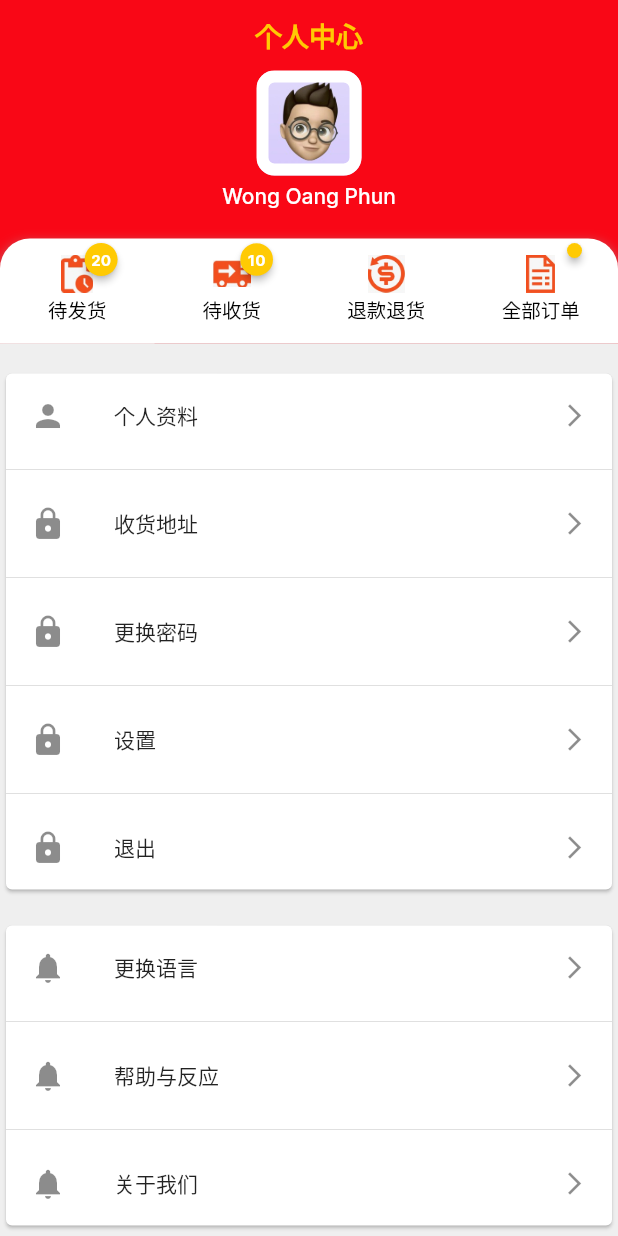
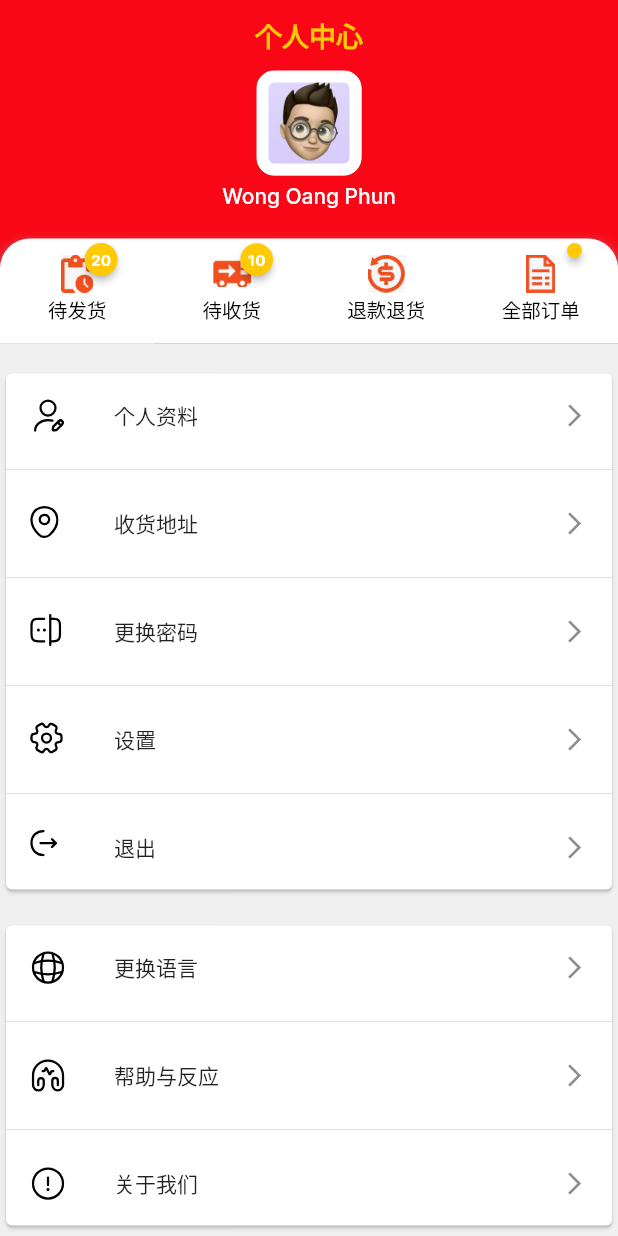
Before and after one commit to suchiyap/flutter, a Flutter app: the Profile screen opened by its route, on a phone screen of 412 x 824 dp. Run offline on Flutter 3.47's test engine with Material 2 defaults, Android fonts, the phone set to English and light mode, and no system bars; drawn by our look-alikes of badges; our stand-ins replace carousel_slider, flutter_svg, go_router, share_plus.

Commit message:
Profile icon

```diff
--- a/lib/screens/main/main.dart
+++ b/lib/screens/main/main.dart
@@ -3,7 +3,6 @@ import 'package:go_router/go_router.dart';
 import 'package:temple_dev/constants.dart';
 import 'package:temple_dev/components/nav_bar.dart';
 import 'package:temple_dev/screens/cart/cart.dart';
-import 'package:temple_dev/screens/payment_success/payment_success.dart';
 import 'package:temple_dev/screens/profile/profile.dart';
 import 'package:temple_dev/screens/home/home_screen.dart';
 
--- a/lib/screens/profile/profile.dart
+++ b/lib/screens/profile/profile.dart
@@ -3,6 +3,7 @@ import 'package:temple_dev/constants.dart';
 import 'package:badges/badges.dart' as badge;
 import 'package:go_router/go_router.dart';
 import 'package:temple_dev/screens/profile_edit/profile_edit.dart';
+import 'package:flutter_svg/flutter_svg.dart';
 
 class Profile extends StatefulWidget {
   static String routeName = "/profile-page";
@@ -16,7 +17,7 @@ class _ProfileState extends State<Profile> with SingleTickerProviderStateMixin {
   // bool _enableNotifications = true;
   String _selectedLanguage = 'English';
 
-  TabController ? _tabController;
+  TabController? _tabController;
   @override
   void initState() {
     super.initState();
@@ -221,18 +222,19 @@ class _ProfileState extends State<Profile> with SingleTickerProviderStateMixin {
                           child: Column(
                             children: [
                               ListTile(
-                                leading: const Icon(Icons.person),
+                                leading: SvgPicture.asset(
+                                    'assets/icons/Useredit.svg'),
                                 title: const Text('个人资料',
                                     style: TextStyle(fontSize: 14)),
                                 trailing: const Icon(Icons.arrow_forward_ios,
                                     size: 18),
-                                onTap: () => {
-                                  context.pushNamed(ProfileEdit.routeName)
-                                },
+                                onTap: () =>
+                                    {context.pushNamed(ProfileEdit.routeName)},
                               ),
                               const Divider(),
                               ListTile(
-                                leading: const Icon(Icons.lock),
+                                leading: SvgPicture.asset(
+                                    'assets/icons/Location_Outline.svg'),
                                 title: const Text('收货地址',
                                     style: TextStyle(fontSize: 14)),
                                 trailing: const Icon(Icons.arrow_forward_ios,
@@ -243,7 +245,8 @@ class _ProfileState extends State<Profile> with SingleTickerProviderStateMixin {
                               ),
                               const Divider(),
                               ListTile(
-                                leading: const Icon(Icons.lock),
+                                leading: SvgPicture.asset(
+                                    'assets/icons/ChangePw.svg'),
                                 title: const Text('更换密码',
                                     style: TextStyle(fontSize: 14)),
                                 trailing: const Icon(Icons.arrow_forward_ios,
@@ -254,7 +257,8 @@ class _ProfileState extends State<Profile> with SingleTickerProviderStateMixin {
                               ),
                               const Divider(),
                               ListTile(
-                                leading: const Icon(Icons.lock),
+                                leading: SvgPicture.asset(
+                                    'assets/icons/Setting.svg'),
                                 title: const Text('设置',
                                     style: TextStyle(fontSize: 14)),
                                 trailing: const Icon(Icons.arrow_forward_ios,
@@ -265,7 +269,8 @@ class _ProfileState extends State<Profile> with SingleTickerProviderStateMixin {
                               ),
                               const Divider(),
                               ListTile(
-                                leading: const Icon(Icons.lock),
+                                leading:
+                                    SvgPicture.asset('assets/icons/Logout.svg'),
                                 title: const Text('退出',
                                     style: TextStyle(fontSize: 14)),
                                 trailing: const Icon(Icons.arrow_forward_ios,
@@ -298,29 +303,32 @@ class _ProfileState extends State<Profile> with SingleTickerProviderStateMixin {
                         // ),
                         Card(
                           child: Column(
-                            children: const [
+                            children: [
                               ListTile(
-                                leading: Icon(Icons.notifications),
-                                title: Text('更换语言',
+                                leading: SvgPicture.asset(
+                                    'assets/icons/Language.svg'),
+                                title: const Text('更换语言',
                                     style: TextStyle(fontSize: 14)),
-                                trailing:
-                                    Icon(Icons.arrow_forward_ios, size: 18),
+                                trailing: const Icon(Icons.arrow_forward_ios,
+                                    size: 18),
                               ),
-                              Divider(),
+                              const Divider(),
                               ListTile(
-                                leading: Icon(Icons.notifications),
-                                title: Text('帮助与反应',
+                                leading: SvgPicture.asset(
+                                    'assets/icons/Musicplay.svg'),
+                                title: const Text('帮助与反应',
                                     style: TextStyle(fontSize: 14)),
-                                trailing:
-                                    Icon(Icons.arrow_forward_ios, size: 18),
+                                trailing: const Icon(Icons.arrow_forward_ios,
+                                    size: 18),
                               ),
-                              Divider(),
+                              const Divider(),
                               ListTile(
-                                leading: Icon(Icons.notifications),
-                                title: Text('关于我们',
+                                leading: SvgPicture.asset(
+                                    'assets/icons/Infocircle.svg'),
+                                title: const Text('关于我们',
                                     style: TextStyle(fontSize: 14)),
-                                trailing:
-                                    Icon(Icons.arrow_forward_ios, size: 18),
+                                trailing: const Icon(Icons.arrow_forward_ios,
+                                    size: 18),
                               ),
                             ],
                           ),
```
Also changed, not shown: assets/icons/ChangePw.svg (added), assets/icons/Infocircle.svg (added), assets/icons/Language.svg (added), assets/icons/Location_Outline.svg (added), assets/icons/Logout.svg (added), assets/icons/Musicplay.svg (added), assets/icons/Setting.svg (added), assets/icons/Useredit.svg (added).
